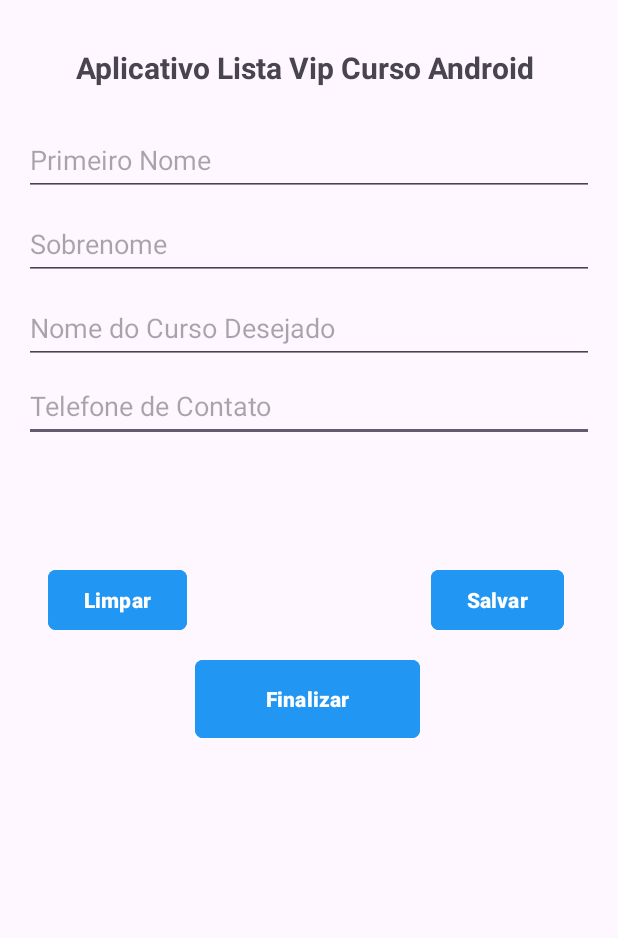
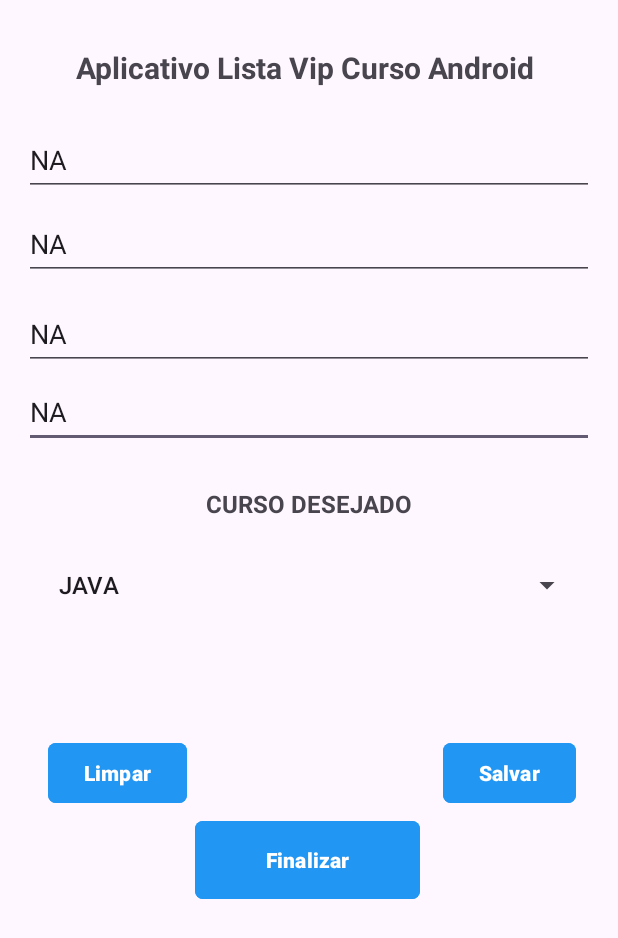
Before and after one commit to MouraDiego/app_lista_curso_plus, an Android app: the screen it shows after launch (MainActivity), on a phone screen of 412 x 824 dp. Shown: the top 938 px of the screen. Run offline under Robolectric (Android 15) with nearby library versions, the phone set to English and light mode, and no system bars.

```diff
--- a/app/src/main/java/com/diego/appvistacurso/controller/CursoController.java
+++ b/app/src/main/java/com/diego/appvistacurso/controller/CursoController.java
@@ -1,4 +1,33 @@
 package com.diego.appvistacurso.controller;
 
+import com.diego.appvistacurso.model.Curso;
+
+import java.util.ArrayList;
+import java.util.List;
+
 public class CursoController {
+
+    private List listCursos;
+
+    public List getListCursos() {
+        listCursos = new ArrayList<Curso>();
+        listCursos.add(new Curso("JAVA"));
+        listCursos.add(new Curso("PYTHON"));
+        listCursos.add(new Curso("C#"));
+        listCursos.add(new Curso("C"));
+        listCursos.add(new Curso("KOTLIN"));
+
+        return listCursos;
+    }
+
+    public ArrayList<String> dadosSpinner() {
+        ArrayList<String> dados = new ArrayList<>();
+
+        for (int i = 0; i < getListCursos().size(); i++){
+            Curso objeto = (Curso) getListCursos().get(i);
+            dados.add(objeto.getCursoDesejado());
+
+    }
+    return dados;
+    }
 }
--- a/app/src/main/java/com/diego/appvistacurso/controller/PessoaController.java
+++ b/app/src/main/java/com/diego/appvistacurso/controller/PessoaController.java
@@ -15,61 +15,13 @@ import java.util.List;
 
 public class PessoaController {
 
-    public void iniciarPessoas(SharedPreferences preferences, Pessoa pessoa) {
-        pessoa.setPrimeiroNome(preferences.getString("Primeiro Nome: ", ""));
-        pessoa.setSobreNome(preferences.getString("Sobrenome: ", ""));
-        pessoa.setNomeCurso(preferences.getString("Curso: ", ""));
-        pessoa.setTelefoneContato(preferences.getString("Telefone: ", ""));
-    }
+    SharedPreferences preferences;
+    public static final String NONE_PREFERENCES = "pref_listvip";
+    SharedPreferences.Editor listaVip;
 
-    public void salvarPessoas(SharedPreferences.Editor listaVip, Pessoa pessoa) {
-        listaVip.putString("Primeiro Nome: ", pessoa.getPrimeiroNome());
-        listaVip.putString("Sobrenome: ", pessoa.getSobreNome());
-        listaVip.putString("Curso: ", pessoa.getNomeCurso());
-        listaVip.putString("Telefone: ", pessoa.getTelefoneContato());
-        listaVip.apply();
-    }
-
-    public void limPar(SharedPreferences.Editor listavip, List<EditText> editTexts) {
-        for (EditText editText : editTexts) {
-            editText.setText("");
-        }
-        listavip.clear();
-        listavip.apply();
-    }
-
-    public void botoes(MainActivity mainActivity, List<EditText> editTexts,
-                       SharedPreferences.Editor listaVip,
-                       Pessoa pessoa) {
-
-        Button btn_salvar = mainActivity.findViewById(R.id.btn_salvar);
-        btn_salvar.setOnClickListener(new View.OnClickListener() {
-            @Override
-            public void onClick(View view) {
-                pessoa.setPrimeiroNome(editTexts.get(0).getText().toString());
-                pessoa.setSobreNome(editTexts.get(1).getText().toString());
-                pessoa.setNomeCurso(editTexts.get(2).getText().toString());
-                pessoa.setTelefoneContato(editTexts.get(3).getText().toString());
-
-                salvarPessoas(listaVip, pessoa);
-            }
-        });
-
-        Button btn_limpar = mainActivity.findViewById(R.id.btn_limpar);
-        btn_limpar.setOnClickListener(new View.OnClickListener() {
-            @Override
-            public void onClick(View view) {
-                limPar(listaVip, editTexts);
-            }
-        });
-
-        Button btn_finalizar = mainActivity.findViewById(R.id.btn_finalizar);
-        btn_finalizar.setOnClickListener(new View.OnClickListener() {
-            @Override
-            public void onClick(View view) {
-                mainActivity.finish();
-            }
-        });
+    public PessoaController(MainActivity mainActivity){
+        preferences = mainActivity.getSharedPreferences(NONE_PREFERENCES, 0);
+        listaVip = preferences.edit();
     }
 
     @Override
@@ -77,14 +29,34 @@ public class PessoaController {
 
         Log.d("MVC_CONTROLLER", "CONTROLLER INICIADA");
 
-        return "PessoaController{}";
+        return super.toString();
     }
+
 
 
     public void salvar(Pessoa pessoa) {
 
-        Log.d("MVC_CONTROLLER", "SALVAR DADOS: " + pessoa.toString());
+        Log.d("MVC_Controller", "Salvo: " + pessoa.toString());
 
+        listaVip.putString("primeiroNome", pessoa.getPrimeiroNome());
+        listaVip.putString("SobreNome", pessoa.getSobreNome());
+        listaVip.putString("CursoDesejado", pessoa.getNomeCurso());
+        listaVip.putString("TelefoneContato", pessoa.getTelefoneContato());
+        listaVip.apply();
+    }
+
+    public void limpar() {
+        listaVip.clear();
+        listaVip.apply();
+    }
+
+
+    public Pessoa buscar(Pessoa pessoa){
+        pessoa.setPrimeiroNome(preferences.getString("primeiroNome", "NA"));
+        pessoa.setSobreNome(preferences.getString("SobreNome", "NA"));
+        pessoa.setNomeCurso(preferences.getString("CursoDesejado", "NA"));
+        pessoa.setTelefoneContato(preferences.getString("TelefoneContato", "NA"));
+        return pessoa;
     }
 
 }
--- a/app/src/main/java/com/diego/appvistacurso/model/Curso.java
+++ b/app/src/main/java/com/diego/appvistacurso/model/Curso.java
@@ -2,5 +2,17 @@ package com.diego.appvistacurso.model;
 
 public class Curso {
 
+    private String cursoDesejado;
 
+    public Curso(String cursoDesejado){
+        this.cursoDesejado = cursoDesejado;
+    }
+
+    public String getCursoDesejado() {
+        return cursoDesejado;
+    }
+
+    public void setCursoDesejado(String cursoDesejado) {
+        cursoDesejado = cursoDesejado;
+    }
 }
--- a/app/src/main/java/com/diego/appvistacurso/model/Pessoa.java
+++ b/app/src/main/java/com/diego/appvistacurso/model/Pessoa.java
@@ -1,8 +1,4 @@
 package com.diego.appvistacurso.model;
-
-import android.util.Log;
-
-import androidx.annotation.NonNull;
 
 public class Pessoa {
     private String primeiroNome;
--- a/app/src/main/java/com/diego/appvistacurso/view/MainActivity.java
+++ b/app/src/main/java/com/diego/appvistacurso/view/MainActivity.java
@@ -4,12 +4,17 @@ import androidx.appcompat.app.AppCompatActivity;
 
 import android.content.SharedPreferences;
 import android.os.Bundle;
+import android.util.Log;
 import android.view.View;
+import android.widget.AdapterView;
+import android.widget.ArrayAdapter;
 import android.widget.Button;
 import android.widget.EditText;
+import android.widget.Spinner;
 import android.widget.Toast;
 
 import com.diego.appvistacurso.R;
+import com.diego.appvistacurso.controller.CursoController;
 import com.diego.appvistacurso.controller.PessoaController;
 import com.diego.appvistacurso.model.Pessoa;
 
@@ -18,11 +23,11 @@ import java.util.List;
 
 public class MainActivity extends AppCompatActivity {
 
-    SharedPreferences preferences;
-
-    public static final String NONE_PREFERENCES = "pref listvip";
     PessoaController controller;
+    CursoController cursoController;
     Pessoa pessoa;
+    List<String> nomesCursos;
+    Spinner edit_spinner;
     EditText edit_primeiro_nome;
     EditText edit_sobrenome;
     EditText edit_curso_desejado;
@@ -36,37 +41,72 @@ public class MainActivity extends AppCompatActivity {
         super.onCreate(savedInstanceState);
         setContentView(R.layout.activity_main);
 
-        preferences = getSharedPreferences(NONE_PREFERENCES, 0);
-        SharedPreferences.Editor listaVip;
+        controller = new PessoaController(MainActivity.this);
+        controller.toString();
+
+        cursoController = new CursoController();
+        nomesCursos = cursoController.dadosSpinner();
 
         pessoa = new Pessoa();
-        controller = new PessoaController();
-        listaVip = preferences.edit();
-        controller.iniciarPessoas(preferences, pessoa);
-
-        controller.toString();
+        controller.buscar(pessoa);
 
         edit_primeiro_nome = findViewById(R.id.edit_primeiro_nome);
         edit_sobrenome = findViewById(R.id.edit_sobrenome);
         edit_curso_desejado = findViewById(R.id.edit_curso_desejado);
         edit_telefone_contato = findViewById(R.id.edit_telefone_contato);
 
+        edit_spinner = findViewById(R.id.edit_spinner);
+
         edit_primeiro_nome.setText(pessoa.getPrimeiroNome());
         edit_sobrenome.setText(pessoa.getSobreNome());
         edit_curso_desejado.setText(pessoa.getNomeCurso());
         edit_telefone_contato.setText(pessoa.getTelefoneContato());
 
-        List<EditText> editTexts = new ArrayList<>();
-        editTexts.add(edit_primeiro_nome);
-        editTexts.add(edit_sobrenome);
-        editTexts.add(edit_curso_desejado);
-        editTexts.add(edit_telefone_contato);
+        btn_limpar = findViewById(R.id.btn_limpar);
+        btn_salvar = findViewById(R.id.btn_salvar);
+        btn_finalizar= findViewById(R.id.btn_finalizar);
 
-        controller.botoes(this, editTexts, listaVip, pessoa);
+        ArrayAdapter<String> adapter = new ArrayAdapter<>(this, android.R.layout.simple_list_item_1,
+                cursoController.dadosSpinner());
+        adapter.setDropDownViewResource(android.R.layout.simple_list_item_1);
+        edit_spinner.setAdapter(adapter);
 
-        btn_limpar = findViewById(R.id.btn_limpar);
-        btn_finalizar = findViewById(R.id.btn_finalizar);
-        btn_salvar = findViewById(R.id.btn_salvar);
+        btn_limpar.setOnClickListener(new View.OnClickListener() {
+            @Override
+            public void onClick(View view) {
+                edit_primeiro_nome.setText(" ");
+                edit_sobrenome.setText(" ");
+                edit_curso_desejado.setText(" ");
+                edit_telefone_contato.setText(" ");
+
+                controller.limpar();
+            }
+        });
+
+        btn_finalizar.setOnClickListener(new View.OnClickListener() {
+            @Override
+            public void onClick(View view) {
+                Toast.makeText(MainActivity.this,
+                        "Volte Sempre",
+                        Toast.LENGTH_LONG).show();
+                finish();
+            }
+        });
+
+        btn_salvar.setOnClickListener(new View.OnClickListener() {
+            @Override
+            public void onClick(View view) {
+                pessoa.setPrimeiroNome(edit_primeiro_nome.getText().toString());
+                pessoa.setSobreNome(edit_sobrenome.getText().toString());
+                pessoa.setNomeCurso(edit_curso_desejado.getText().toString());
+                pessoa.setTelefoneContato(edit_telefone_contato.getText().toString());
+
+                Toast.makeText(MainActivity.this, "Salvo: " +
+                        pessoa.toString(), Toast.LENGTH_LONG).show();
+
+                controller.salvar(pessoa);
+            }
+        });
 
     }
 
--- a/app/src/main/res/layout/activity_main.xml
+++ b/app/src/main/res/layout/activity_main.xml
@@ -72,10 +72,11 @@
         android:id="@+id/edit_curso_desejado"
         android:layout_width="0dp"
         android:layout_height="48dp"
-        android:layout_marginTop="8dp"
+        android:layout_marginTop="12dp"
         android:ems="10"
         android:hint="@string/txt_hint_edit_nome_do_curso_desejado"
         android:inputType="text"
+        android:visibility="visible"
         app:layout_constraintEnd_toEndOf="parent"
         app:layout_constraintHorizontal_bias="0.0"
         app:layout_constraintStart_toStartOf="parent"
@@ -95,14 +96,28 @@
         app:layout_constraintHorizontal_bias="0.497"
         app:layout_constraintStart_toStartOf="parent"
         app:layout_constraintTop_toBottomOf="@+id/edit_telefone_contato"
-        app:layout_constraintVertical_bias="0.312" />
+        app:layout_constraintVertical_bias="0.544" />
+
+    <Button
+        android:id="@+id/btn_limpar"
+        android:layout_width="wrap_content"
+        android:layout_height="wrap_content"
+        android:layout_marginBottom="4dp"
+        android:backgroundTint="#2196F3"
+        android:text="@string/txt_button_limpar"
+        android:textStyle="bold"
+        app:cornerRadius="5dp"
+        app:layout_constraintBottom_toTopOf="@+id/btn_finalizar"
+        app:layout_constraintEnd_toStartOf="@+id/btn_salvar"
+        app:layout_constraintHorizontal_bias="0.086"
+        app:layout_constraintStart_toStartOf="parent" />
 
     <Button
         android:id="@+id/btn_salvar"
         android:layout_width="wrap_content"
         android:layout_height="wrap_content"
-        android:layout_marginEnd="20dp"
-        android:layout_marginBottom="12dp"
+        android:layout_marginEnd="12dp"
+        android:layout_marginBottom="4dp"
         android:backgroundTint="#2196F3"
         android:text="@string/txt_button_salvar"
         android:textStyle="bold"
@@ -110,18 +125,29 @@
         app:layout_constraintBottom_toTopOf="@+id/btn_finalizar"
         app:layout_constraintEnd_toEndOf="parent" />
 
-    <Button
-        android:id="@+id/btn_limpar"
+    <Spinner
+        android:id="@+id/edit_spinner"
+        android:layout_width="365dp"
+        android:layout_height="50dp"
+        android:visibility="visible"
+        app:layout_constraintBottom_toBottomOf="parent"
+        app:layout_constraintEnd_toEndOf="parent"
+        app:layout_constraintStart_toStartOf="parent"
+        app:layout_constraintTop_toBottomOf="@+id/txt_curso"
+        app:layout_constraintVertical_bias="0.046" />
+
+    <TextView
+        android:id="@+id/txt_curso"
         android:layout_width="wrap_content"
         android:layout_height="wrap_content"
-        android:layout_marginBottom="12dp"
-        android:backgroundTint="#2196F3"
-        android:text="@string/txt_button_limpar"
+        android:text="CURSO DESEJADO"
+        android:textAlignment="textStart"
+        android:textSize="16sp"
         android:textStyle="bold"
-        app:cornerRadius="5dp"
-        app:layout_constraintBottom_toTopOf="@+id/btn_finalizar"
-        app:layout_constraintEnd_toStartOf="@+id/btn_salvar"
-        app:layout_constraintHorizontal_bias="0.09"
-        app:layout_constraintStart_toStartOf="parent" />
+        app:layout_constraintBottom_toBottomOf="parent"
+        app:layout_constraintEnd_toEndOf="parent"
+        app:layout_constraintStart_toStartOf="parent"
+        app:layout_constraintTop_toBottomOf="@+id/edit_telefone_contato"
+        app:layout_constraintVertical_bias="0.053" />
 
 </androidx.constraintlayout.widget.ConstraintLayout>
```
